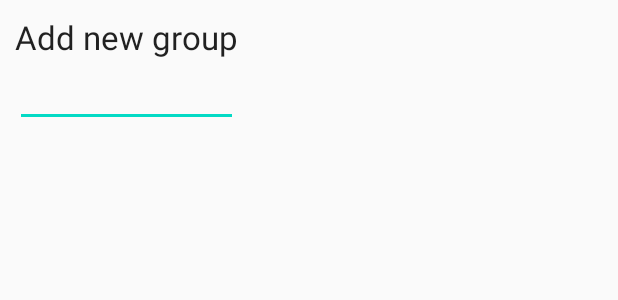
After one commit to tonyjhuang/QFit, an Android app: the layout dialog_add_new_group.xml on its own in the app's theme, with its tools: preview values and no code run, on a phone screen of 412 x 824 dp. The commit adds this screen. Shown: the top 300 px of the screen. Run offline under Robolectric (Android 15) with nearby library versions, the phone set to English and light mode, and no system bars.

Commit message:
add new group

```diff
--- a/app/src/main/java/com/tonyjhuang/qfit/data/models/User.kt
+++ b/app/src/main/java/com/tonyjhuang/qfit/data/models/User.kt
@@ -4,7 +4,7 @@ import com.google.firebase.database.IgnoreExtraProperties
 
 @IgnoreExtraProperties
 data class User(
-    var name: String? = "",
-    var photo_url: String? = "",
-    var groups: MutableMap<String, Boolean>? = HashMap()
+    val name: String?,
+    val photo_url: String?,
+    val groups: MutableMap<String, Boolean>?
 )
--- a/app/src/main/java/com/tonyjhuang/qfit/ui/groups/GroupListViewModel.kt
+++ b/app/src/main/java/com/tonyjhuang/qfit/ui/groups/GroupListViewModel.kt
@@ -3,6 +3,7 @@ package com.tonyjhuang.qfit.ui.groups
 import androidx.lifecycle.LiveData
 import androidx.lifecycle.MutableLiveData
 import androidx.lifecycle.ViewModel
+import com.tonyjhuang.qfit.QLog
 
 class GroupListViewModel : ViewModel() {
 
@@ -18,4 +19,8 @@ class GroupListViewModel : ViewModel() {
         )
     }
     val groupList: LiveData<List<GroupItem>> = _groupList
+
+    fun addNewGroup(name: String) {
+        QLog.d("name: " + name)
+    }
 }
--- /dev/null
+++ b/app/src/main/res/layout/dialog_add_new_group.xml
@@ -0,0 +1,25 @@
+<?xml version="1.0" encoding="utf-8"?>
+<LinearLayout xmlns:android="http://schemas.android.com/apk/res/android"
+    android:id="@+id/layout_root"
+    android:layout_width="wrap_content"
+    android:layout_height="wrap_content"
+    android:orientation="vertical"
+    android:padding="10dp">
+
+    <TextView
+        android:id="@+id/textView1"
+        android:layout_width="wrap_content"
+        android:layout_height="wrap_content"
+        android:text="Add new group"
+        android:textAppearance="?android:attr/textAppearanceLarge" />
+
+    <EditText
+        android:id="@+id/group_name"
+        android:layout_width="match_parent"
+        android:layout_height="wrap_content">
+
+        <requestFocus />
+
+    </EditText>
+
+</LinearLayout>
```
Also changed, not shown: app/src/main/java/com/tonyjhuang/qfit/data/models/Group.kt (added, +11 -0 lines), app/src/main/java/com/tonyjhuang/qfit/ui/groups/GroupListFragment.kt (+28 -2 lines), app/src/main/res/drawable/ic_group_add_black_24dp.xml (added, +9 -0 lines), app/src/main/res/layout/activity_main.xml (+5 -10 lines), app/src/main/res/layout/fragment_group_list.xml (+15 -9 lines).
